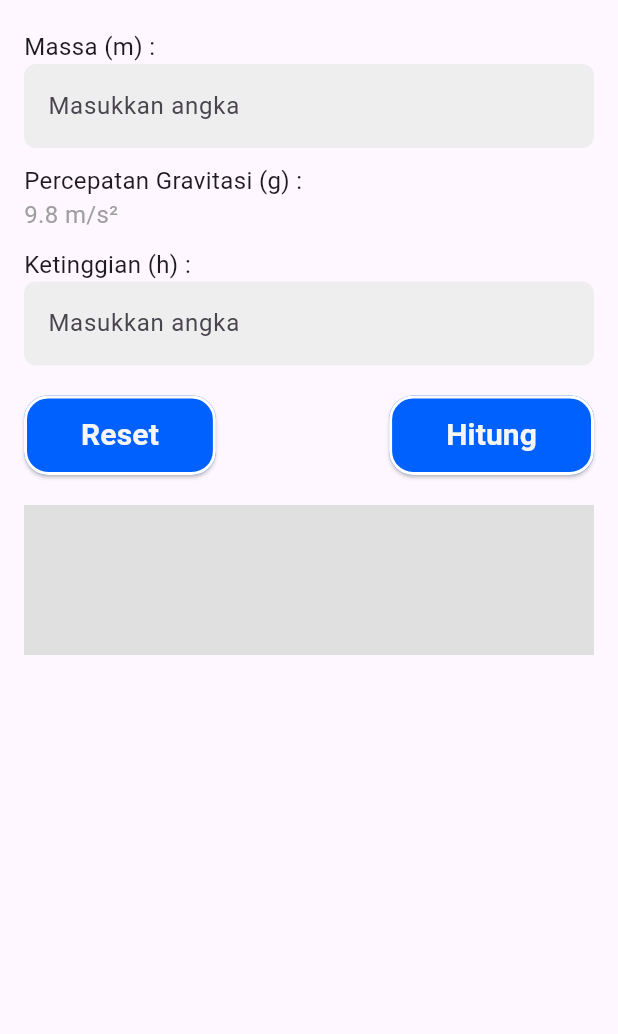
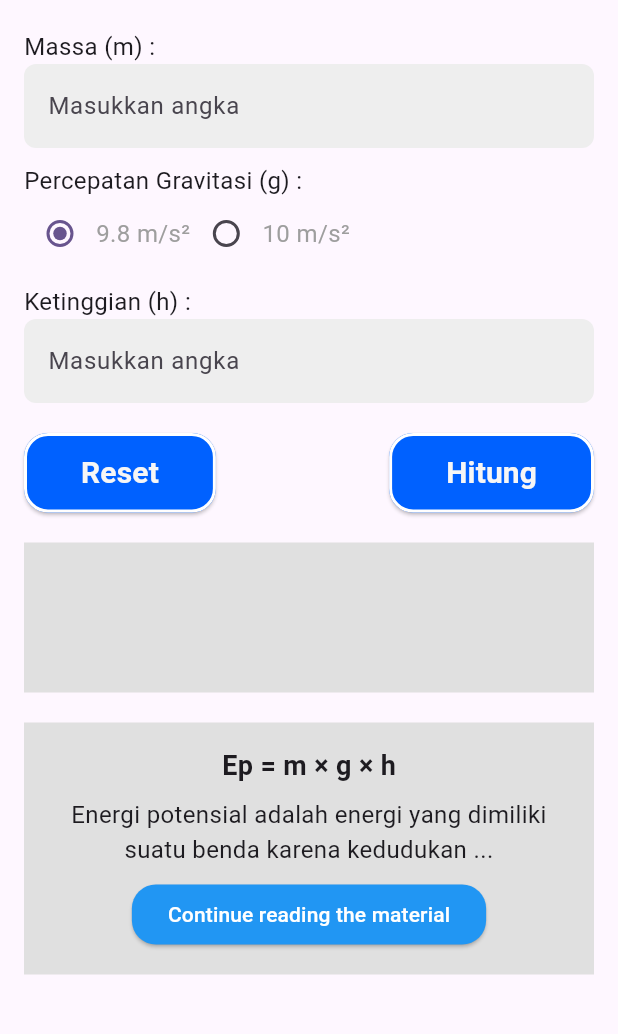
Before and after one commit to DesrielKiki/sunco_physics, a Flutter app: the PotentialEnergyCalculatorScreen screen opened by its route, on a phone screen of 412 x 824 dp, the part 152-1186 px from its top. Run offline on Flutter 3.47's test engine with Material 3 defaults, Android fonts, the phone set to English and light mode, and no system bars; our stand-ins replace cloud_firestore, firebase_auth, firebase_core, firebase_storage, image_picker, shared_preferences; accounts and stored records are empty.

```diff
--- a/lib/presentation/navigation/app_routes.dart
+++ b/lib/presentation/navigation/app_routes.dart
@@ -1,6 +1,8 @@
 import 'package:flutter/material.dart';
-import 'package:sunco_physics/presentation/screen/calculator/calculator_list/potential_energy.dart';
+import 'package:sunco_physics/presentation/screen/lesson/offline_lesson/lesson/kinetic_energy_lesson.dart';
+import 'package:sunco_physics/presentation/screen/calculator/calculator_list/potential_energy_calculator.dart';
 import 'package:sunco_physics/presentation/screen/calculator/calculator_list.dart';
+import 'package:sunco_physics/presentation/screen/calculator/calculator_list/work_calculator.dart';
 import 'package:sunco_physics/presentation/screen/home/home_screen.dart';
 import 'package:sunco_physics/presentation/screen/lesson/offline_lesson/lesson/potential_energy_lesson.dart';
 import 'package:sunco_physics/presentation/screen/lesson/online_lesson/add_lesson.dart';
@@ -26,12 +28,14 @@ class AppRoutes {
 
   static const String calculatorList = '/calculatorList';
   static const String potentialEnergyCalculator = '/potentialEnergyCalculator';
+  static const String workCalculator = '/workCalculator';
 
   /// lesson List Route
   static const String offlineLessonList = '/offlineLessonList';
   static const String onlineLessonList = '/onlineLessonList';
   static const String workLesson = '/workLesson';
   static const String potentialEnergyLesson = '/potentialEnergyLesson';
+  static const String kineticEnergyLesson = '/kineticEnergyLesson';
 
   static Route<dynamic> generateRoute(RouteSettings settings) {
     switch (settings.name) {
@@ -71,6 +75,10 @@ class AppRoutes {
         return MaterialPageRoute(
           builder: (_) => const PotentialEnergyCalculatorScreen(),
         );
+      case workCalculator:
+        return MaterialPageRoute(
+          builder: (_) => const WorkCalculatorScreen(),
+        );
 
       /**
        * Lesson List Route
@@ -93,6 +101,11 @@ class AppRoutes {
           builder: (_) => const PotentialEnergyLessonScreen(),
         );
 
+      case kineticEnergyLesson:
+        return MaterialPageRoute(
+          builder: (_) => const KineticEnergyLessonScreen(),
+        );
+
       default:
         return MaterialPageRoute(
           builder: (_) => const Scaffold(
--- /dev/null
+++ b/lib/presentation/screen/calculator/calculator_list/potential_energy_calculator.dart
@@ -0,0 +1,402 @@
+import 'package:flutter/material.dart';
+import 'package:sunco_physics/presentation/theme/color_config.dart';
+
+class PotentialEnergyCalculatorScreen extends StatefulWidget {
+  const PotentialEnergyCalculatorScreen({super.key});
+
+  @override
+  State<PotentialEnergyCalculatorScreen> createState() =>
+      _PotentialEnergyCalculatorScreenState();
+}
+
+class _PotentialEnergyCalculatorScreenState
+    extends State<PotentialEnergyCalculatorScreen>
+    with TickerProviderStateMixin {
+  final TextEditingController _massaController = TextEditingController();
+  final TextEditingController _ketinggianController = TextEditingController();
+  String _result = '';
+  double _selectedGravitasi = 9.8;
+
+  late AnimationController _animationController;
+  late Animation<double> _animation;
+  late Animation<double> _shadowAnimation;
+  late Animation<double> _opacityAnimation;
+
+  void _resetFields() {
+    setState(() {
+      _massaController.clear();
+      _ketinggianController.clear();
+      _result = '';
+    });
+  }
+
+  void _calculateEnergy() {
+    final double? massa = double.tryParse(_massaController.text);
+    final double? ketinggian = double.tryParse(_ketinggianController.text);
+
+    if (massa != null && ketinggian != null) {
+      final double energiPotensial = massa * _selectedGravitasi * ketinggian;
+      setState(() {
+        _result = 'Energi Potensial: $energiPotensial Joule';
+      });
+    } else {
+      setState(() {
+        _result = 'Input tidak valid!';
+      });
+    }
+  }
+
+  @override
+  void initState() {
+    super.initState();
+
+    _animationController = AnimationController(
+      duration: const Duration(milliseconds: 600),
+      vsync: this,
+    );
+
+    _animation = Tween<double>(begin: -200, end: 0).animate(
+      CurvedAnimation(parent: _animationController, curve: Curves.easeInOut),
+    );
+
+    _shadowAnimation = Tween<double>(begin: 0, end: 1).animate(
+      CurvedAnimation(parent: _animationController, curve: Curves.easeInOut),
+    );
+
+    _opacityAnimation = Tween<double>(begin: 0, end: 1).animate(
+      CurvedAnimation(parent: _animationController, curve: Curves.easeInOut),
+    );
+
+    _animationController.forward();
+  }
+
+  @override
+  void dispose() {
+    _animationController.dispose();
+    super.dispose();
+  }
+
+  @override
+  Widget build(BuildContext context) {
+    return Scaffold(
+      appBar: AppBar(
+        backgroundColor: ColorConfig.darkBlue,
+        leading: IconButton(
+          icon: const Icon(Icons.arrow_back, color: Colors.white),
+          onPressed: () {
+            Navigator.pop(context); // Navigasi kembali ke layar sebelumnya
+          },
+        ),
+        title: Column(
+          crossAxisAlignment: CrossAxisAlignment.start,
+          children: [
+            FadeTransition(
+              opacity: _opacityAnimation,
+              child: const Text(
+                'KALKULATOR',
+                style: TextStyle(
+                  fontSize: 32,
+                  color: Colors.white,
+                  fontWeight: FontWeight.bold,
+                  height: 1,
+                ),
+              ),
+            ),
+            FadeTransition(
+              opacity: _opacityAnimation,
+              child: const Text(
+                'Energi Potensial',
+                style: TextStyle(
+                  fontSize: 20,
+                  color: Colors.white,
+                  height: 1,
+                ),
+              ),
+            ),
+          ],
+        ),
+      ),
+      body: SingleChildScrollView(
+        child: Column(
+          children: [
+            Stack(
+              clipBehavior: Clip.none,
+              children: [
+                Positioned(
+                  top: _animation.value * 0.4,
+                  left: 0,
+                  right: 0,
+                  child: ClipPath(
+                    clipper: ZigzagClipper(),
+                    child: Container(
+                      height: 47,
+                      decoration: BoxDecoration(
+                        boxShadow: [
+                          BoxShadow(
+                            color: Colors.black.withOpacity(0.3),
+                            blurRadius: _shadowAnimation.value * 16.0,
+                            offset: Offset(0, _shadowAnimation.value * 4),
+                            spreadRadius: _shadowAnimation.value * 2.0,
+                          ),
+                        ],
+                      ),
+                    ),
+                  ),
+                ),
+                AnimatedBuilder(
+                  animation: _animation,
+                  builder: (context, child) {
+                    return ClipPath(
+                      clipper: ZigzagClipper(),
+                      child: Transform.translate(
+                        offset: Offset(0, _animation.value),
+                        child: Container(
+                          width: double.infinity,
+                          height: 45,
+                          color: ColorConfig.darkBlue,
+                          padding: const EdgeInsets.all(16.0),
+                          child: Column(
+                            mainAxisSize: MainAxisSize.min,
+                            crossAxisAlignment: CrossAxisAlignment.start,
+                            children: [
+                              SizedBox(
+                                height: MediaQuery.of(context).padding.top,
+                              ),
+                            ],
+                          ),
+                        ),
+                      ),
+                    );
+                  },
+                ),
+              ],
+            ),
+            const SizedBox(height: 20),
+            Padding(
+              padding: const EdgeInsets.symmetric(horizontal: 16.0),
+              child: Column(
+                crossAxisAlignment: CrossAxisAlignment.start,
+                children: [
+                  _buildInputField(
+                    label: 'Massa (m) :',
+                    controller: _massaController,
+                    hint: 'Masukkan angka',
+                  ),
+                  const SizedBox(height: 10),
+                  const Text(
+                    'Percepatan Gravitasi (g) :',
+                    style: TextStyle(fontSize: 16),
+                  ),
+                  Row(
+                    children: [
+                      Radio<double>(
+                        value: 9.8,
+                        groupValue: _selectedGravitasi,
+                        onChanged: (value) {
+                          setState(() {
+                            _selectedGravitasi = value!;
+                          });
+                        },
+                      ),
+                      const Text(
+                        '9.8 m/s²',
+                        style: TextStyle(fontSize: 16, color: Colors.grey),
+                      ),
+                      Radio<double>(
+                        value: 10.0,
+                        groupValue: _selectedGravitasi,
+                        onChanged: (value) {
+                          setState(() {
+                            _selectedGravitasi = value!;
+                          });
+                        },
+                      ),
+                      const Text(
+                        '10 m/s²',
+                        style: TextStyle(fontSize: 16, color: Colors.grey),
+                      ),
+                    ],
+                  ),
+                  const SizedBox(height: 10),
+                  _buildInputField(
+                    label: 'Ketinggian (h) :',
+                    controller: _ketinggianController,
+                    hint: 'Masukkan angka',
+                  ),
+                  const SizedBox(height: 20),
+                  Row(
+                    mainAxisAlignment: MainAxisAlignment.spaceBetween,
+                    children: [
+                      ElevatedButton(
+                        onPressed: _resetFields,
+                        style: ElevatedButton.styleFrom(
+                          backgroundColor: ColorConfig.darkBlue,
+                          foregroundColor: Colors.white,
+                          padding: const EdgeInsets.symmetric(
+                              horizontal: 38.0, vertical: 12.0),
+                          shape: RoundedRectangleBorder(
+                            borderRadius: BorderRadius.circular(16.0),
+                            side: const BorderSide(
+                              color: Colors.white,
+                              width: 2.0,
+                              style: BorderStyle.solid,
+                            ),
+                          ),
+                        ),
+                        child: const Text(
+                          'Reset',
+                          style: TextStyle(
+                            fontSize: 20,
+                            color: ColorConfig.onPrimaryColor,
+                            fontWeight: FontWeight.bold,
+                          ),
+                        ),
+                      ),
+                      ElevatedButton(
+                        onPressed: _calculateEnergy,
+                        style: ElevatedButton.styleFrom(
+                          backgroundColor: ColorConfig.darkBlue,
+                          foregroundColor: Colors.white,
+                          padding: const EdgeInsets.symmetric(
+                              horizontal: 38.0, vertical: 12.0),
+                          shape: RoundedRectangleBorder(
+                            borderRadius: BorderRadius.circular(16.0),
+                            side: const BorderSide(
+                              color: Colors.white,
+                              width: 2.0,
+                              style: BorderStyle.solid,
+                            ),
+                          ),
+                        ),
+                        child: const Text(
+                          'Hitung',
+                          style: TextStyle(
+                            fontSize: 20,
+                            color: ColorConfig.onPrimaryColor,
+                            fontWeight: FontWeight.bold,
+                          ),
+                        ),
+                      ),
+                    ],
+                  ),
+                  const SizedBox(height: 20),
+                  Container(
+                    width: double.infinity,
+                    height: 100,
+                    color: Colors.grey.shade300,
+                    child: Center(
+                      child: Text(
+                        _result,
+                        style: const TextStyle(fontSize: 18),
+                        textAlign: TextAlign.center,
+                      ),
+                    ),
+                  ),
+                  const SizedBox(height: 20),
+                  Container(
+                    width: double.infinity,
+                    padding: const EdgeInsets.all(16.0),
+                    color: Colors.grey.shade300,
+                    child: Column(
+                      children: [
+                        const Text(
+                          'Ep = m × g × h',
+                          style: TextStyle(
+                            fontSize: 18,
+                            fontWeight: FontWeight.bold,
+                          ),
+                        ),
+                        const SizedBox(height: 8),
+                        const Text(
+                          'Energi potensial adalah energi yang dimiliki suatu benda karena kedudukan ...',
+                          textAlign: TextAlign.center,
+                          style: TextStyle(fontSize: 16),
+                        ),
+                        const SizedBox(height: 8),
+                        ElevatedButton(
+                          onPressed: () {
+                            Navigator.pushNamed(
+                                context, "/potentialEnergyLesson");
+                          },
+                          style: ElevatedButton.styleFrom(
+                            backgroundColor: Colors.blue,
+                            foregroundColor: Colors.white,
+                            shape: RoundedRectangleBorder(
+                              borderRadius: BorderRadius.circular(16.0),
+                            ),
+                          ),
+                          child: const Text('Continue reading the material'),
+                        ),
+                      ],
+                    ),
+                  )
+                ],
+              ),
+            ),
+          ],
+        ),
+      ),
+    );
+  }
+
+  Widget _buildInputField({
+    required String label,
+    required TextEditingController controller,
+    required String hint,
+  }) {
+    return Column(
+      crossAxisAlignment: CrossAxisAlignment.start,
+      children: [
+        Text(
+          label,
+          style: const TextStyle(fontSize: 16),
+        ),
+        TextField(
+          controller: controller,
+          decoration: InputDecoration(
+            hintText: hint,
+            filled: true,
+            fillColor: Colors.grey.shade200,
+            border: OutlineInputBorder(
+              borderRadius: BorderRadius.circular(8.0),
+              borderSide: BorderSide.none,
+            ),
+          ),
+          keyboardType: TextInputType.number,
+        ),
+      ],
+    );
+  }
+}
+
+class ZigzagClipper extends CustomClipper<Path> {
+  @override
+  Path getClip(Size size) {
+    const double zigzagHeight = 20.0;
+    const int zigzagCount = 10;
+
+    final Path path = Path();
+    path.moveTo(0, 0);
+    path.lineTo(0, size.height - zigzagHeight);
+
+    final double zigzagWidth = size.width / (zigzagCount * 2);
+
+    for (int i = 0; i < zigzagCount; i++) {
+      path.lineTo(
+        zigzagWidth * (2 * i + 1),
+        size.height,
+      );
+      path.lineTo(
+        zigzagWidth * (2 * i + 2),
+        size.height - zigzagHeight,
+      );
+    }
+
+    path.lineTo(size.width, 0);
+    path.close();
+    return path;
+  }
+
+  @override
+  bool shouldReclip(covariant CustomClipper<Path> oldClipper) => false;
+}
```
Also changed, not shown: lib/data/model/application_entity.dart (+10 -0 lines), lib/presentation/screen/calculator/calculator_list/work_calculator.dart (renamed from lib/presentation/screen/calculator/calculator_list/potential_energy.dart, +71 -45 lines), lib/presentation/screen/lesson/offline_lesson/lesson/kinetic_energy_lesson.dart (added, +64 -0 lines), assets/lesson/img_energi_kinetik.png (added).
